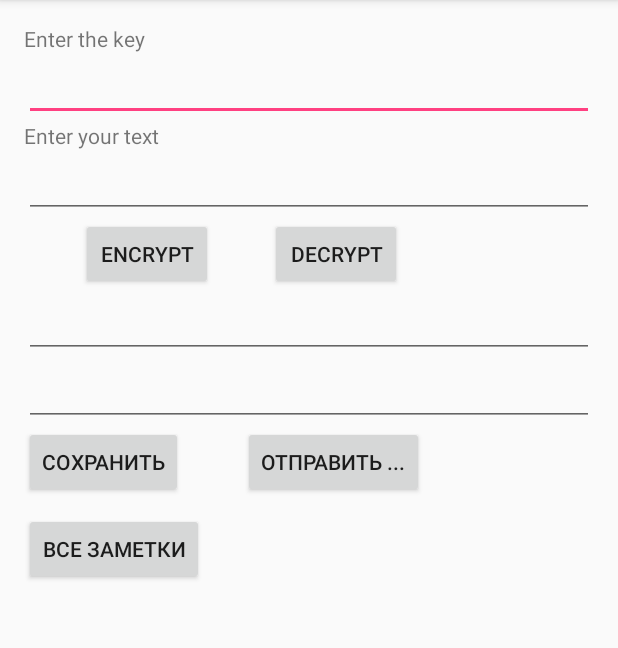
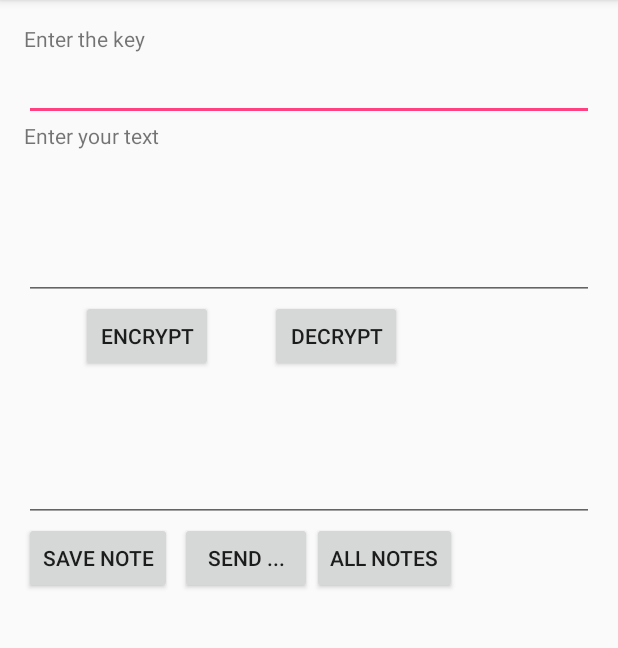
Before and after one commit to Dmitry7393/CyberSafeEncryption, an Android app: the EncryptTextActivity screen opened directly, with no data from a screen before it, after a tap on "DECRYPT", on a phone screen of 412 x 824 dp, the part 84-732 px from its top. Run offline under Robolectric (Android 15) with nearby library versions, the phone set to English and light mode, and no system bars.

Commit message:
Fixed returning note when user selects it, added .apk file

```diff
--- a/app/src/main/java/encryption/com/AES/AES.java
+++ b/app/src/main/java/encryption/com/AES/AES.java
@@ -328,7 +328,6 @@ public class AES {
 	}
 
 	public static byte[] Base64ToByte(String myText) {
-		byte[] decoded = Base64.decode(myText, Base64.NO_PADDING);
-		return decoded;
+		return Base64.decode(myText, Base64.NO_PADDING);
 	}
 }
--- a/app/src/main/java/encryption/com/cybersafeencryption/EncryptTextActivity.java
+++ b/app/src/main/java/encryption/com/cybersafeencryption/EncryptTextActivity.java
@@ -7,15 +7,15 @@ import android.content.Intent;
 import android.database.Cursor;
 import android.support.v7.app.AppCompatActivity;
 import android.os.Bundle;
+import android.util.Base64;
 import android.util.Log;
 import android.view.View;
 import android.widget.Button;
 import android.widget.EditText;
-
 import encryption.com.AES.Decrypt;
 import encryption.com.AES.Encrypt;
-
 import android.database.sqlite.SQLiteDatabase;
+import android.widget.Toast;
 
 import java.util.ArrayList;
 import java.util.Calendar;
@@ -23,10 +23,9 @@ import java.util.List;
 
 import encryption.com.Database.*;
 
-public class EncryptTextActivity extends AppCompatActivity  implements View.OnClickListener {
+public class EncryptTextActivity extends AppCompatActivity  implements View.OnClickListener, MyDialogFragment.EditNameDialogListener {
     private EditText mEditTextKey;
-    private EditText mTextViewEncrypted;
-    private EditText mTextViewDecrypted;
+    private EditText mTextViewOutputText;
     private EditText mEditSourceText;
     final String LOG_TAG = "myLohs67";
     protected List<Note> mListNotes;
@@ -46,20 +45,24 @@ public class EncryptTextActivity extends AppCompatActivity  implements View.OnCl
         Button   btnSaveNote = (Button) findViewById(R.id.button_save_note);
         Button   btnOpenAllNotes = (Button) findViewById(R.id.button_watch_all_notes);
 
-        mTextViewEncrypted = (EditText) findViewById(R.id.editViewEncrypted);
-        mTextViewDecrypted = (EditText) findViewById(R.id.editViewDecrypted);
+        mTextViewOutputText = (EditText) findViewById(R.id.editViewOutputText);
 
-        if(btnEncryptText != null && btnDecryptText != null) {
+        if(btnEncryptText != null)
             btnEncryptText.setOnClickListener(this);
+        if(btnDecryptText != null)
             btnDecryptText.setOnClickListener(this);
+        if(btnShare != null)
             btnShare.setOnClickListener(this);
+        if(btnSaveNote != null)
             btnSaveNote.setOnClickListener(this);
+        if(btnOpenAllNotes != null)
             btnOpenAllNotes.setOnClickListener(this);
-        }
+
         mListNotes = new ArrayList<>();
         dbHelper = new DBHelper(this);
         dlg1 = new Dialog1();
     }
+
     @Override
     public void onClick(View v) {
         switch(v.getId()) {
@@ -67,16 +70,19 @@ public class EncryptTextActivity extends AppCompatActivity  implements View.OnCl
                 Encrypt encrText = new Encrypt(this, mEditTextKey.getText().toString());
                 encrText.EncryptText(mEditSourceText.getText().toString());
                 String cipher_text = encrText.getCipherText();
-                mTextViewEncrypted.setText(cipher_text);
+                mTextViewOutputText.setText(cipher_text);
                 break;
             case R.id.btnDecryptText:
                 Decrypt decrypt = new Decrypt(this, mEditTextKey.getText().toString());
-                decrypt.DecryptText(mTextViewEncrypted.getText().toString());
-                mTextViewDecrypted.setText("");
-                mTextViewDecrypted.setText(decrypt.get_text());
+                try {
+                    decrypt.DecryptText(mEditSourceText.getText().toString());
+                    mTextViewOutputText.setText(decrypt.get_text());
+                } catch(IllegalArgumentException e) {
+                    Toast.makeText(this, "Incorrect ciphertext", Toast.LENGTH_SHORT).show();
+                }
                 break;
             case R.id.button_send_social_network:
-                String TEXT = mTextViewEncrypted.getText().toString();
+                String TEXT = mTextViewOutputText.getText().toString();
                 Intent sendIntent = new Intent(Intent.ACTION_SEND);
                 sendIntent.setType("text/plain");
                 sendIntent.putExtra(Intent.EXTRA_TEXT, TEXT);
@@ -84,7 +90,7 @@ public class EncryptTextActivity extends AppCompatActivity  implements View.OnCl
                 break;
             case R.id.button_save_note:
                 Bundle args = new Bundle();
-                args.putString("text", mTextViewEncrypted.getText().toString());
+                args.putString("text", mTextViewOutputText.getText().toString());
                 dlg1.setArguments(args);
                 dlg1.show(getFragmentManager(), "dlg1");
                 break;
@@ -109,19 +115,16 @@ public class EncryptTextActivity extends AppCompatActivity  implements View.OnCl
          //   dbHelper.close();
         }
     private void updateListNotes() {
-        // создаем объект для данных
-        ContentValues cv = new ContentValues();
         // подключаемся к БД
         SQLiteDatabase db = dbHelper.getWritableDatabase();
-          Log.d(LOG_TAG, "READ ROWS FROM DATABASE12");
+          Log.d(LOG_TAG, "READ ROWS FROM DATA56BASE12");
                     // делаем запрос всех данных из таблицы mytable, получаем Cursor
                     Cursor c = db.query("table_notes", null, null, null, null, null, null);
-
+                    mListNotes.clear();
                     // ставим позицию курсора на первую строку выборки
                     // если в выборке нет строк, вернется false
                     if (c.moveToFirst()) {
                         // определяем номера столбцов по имени в выборке
-                        int idColIndex = c.getColumnIndex("id");
                         int titleNoteColIndex = c.getColumnIndex("title_note");
                         int noteColIndex = c.getColumnIndex("note");
                         int dateColIndex = c.getColumnIndex("date");
@@ -156,4 +159,7 @@ public class EncryptTextActivity extends AppCompatActivity  implements View.OnCl
     protected List<Note> getlistOfNotes() {
         return mListNotes;
     }
+   public  void onFinishEditDialog(String inputText) {
+       mEditSourceText.setText(inputText);
+    }
 }
--- a/app/src/main/res/layout/activity_encrypt_text.xml
+++ b/app/src/main/res/layout/activity_encrypt_text.xml
@@ -26,7 +26,8 @@
 
     <EditText
         android:layout_width="match_parent"
-        android:layout_height="wrap_content"
+        android:layout_height="100dp"
+        android:inputType="textMultiLine"
         android:id="@+id/editTextSourceText" />
 
     <RelativeLayout
@@ -52,16 +53,10 @@
 
     <EditText
         android:layout_width="match_parent"
-        android:layout_height="wrap_content"
-        android:id="@+id/editViewEncrypted"
+        android:layout_height="100dp"
+        android:id="@+id/editViewOutputText"
         android:textColor="#f12727" />
 
-
-    <EditText
-        android:layout_width="match_parent"
-        android:layout_height="wrap_content"
-        android:id="@+id/editViewDecrypted"
-        android:textColor="#07f50f" />
 
     <LinearLayout
         android:layout_width="match_parent"
@@ -70,22 +65,23 @@
         <Button
             android:layout_width="wrap_content"
             android:layout_height="wrap_content"
-            android:text="Сохранить"
+            android:text="Save note"
             android:id="@+id/button_save_note" />
 
         <Button
             android:layout_width="wrap_content"
             android:layout_height="wrap_content"
-            android:layout_marginLeft="40dp"
-            android:text="Отправить ..."
+            android:layout_marginLeft="5dp"
+            android:text="Send ..."
             android:id="@+id/button_send_social_network" />
+
+        <Button
+            android:layout_width="wrap_content"
+            android:layout_height="wrap_content"
+            android:text="All notes"
+            android:id="@+id/button_watch_all_notes" />
     </LinearLayout>
 
 
-    <Button
-        android:layout_width="wrap_content"
-        android:layout_height="wrap_content"
-        android:layout_marginTop="10dp"
-        android:text="Все заметки"
-        android:id="@+id/button_watch_all_notes" />
+
 </LinearLayout>
```
Also changed, not shown: app/src/main/java/encryption/com/cybersafeencryption/MyDialogFragment.java (+19 -3 lines), 1 other file.
